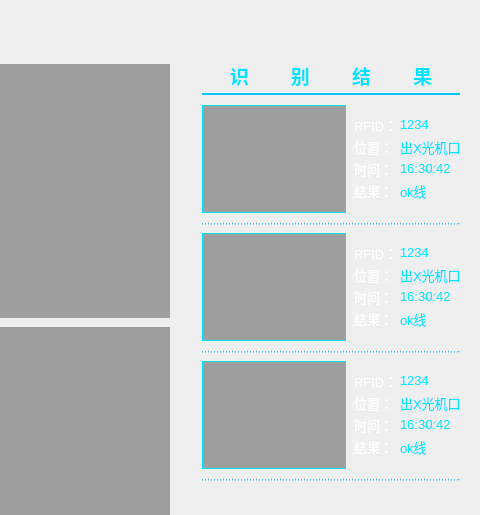
Qt form ReviewBoxClient/mainwindow.ui (17719543022/ReviewBoxClient) before a commit; both pictures show x 320 to 800 and y 0 to 515 of the 800 by 600 pixel window.
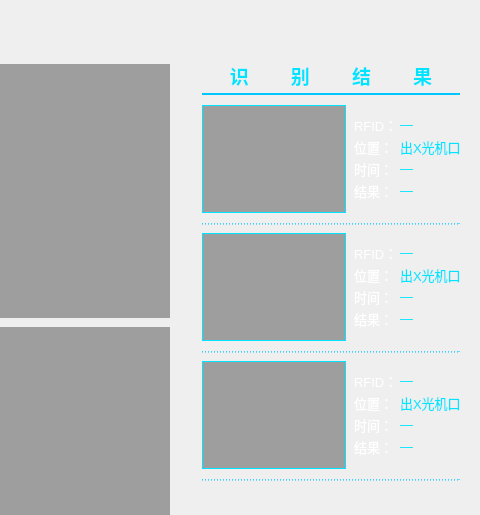
The same form after that commit. Icons and pictures are not drawn. Custom widgets are drawn as their Qt base class.

Patch:
```diff
--- a/ReviewBoxClient/mainwindow.ui
+++ b/ReviewBoxClient/mainwindow.ui
@@ -210,7 +210,7 @@
        <string notr="true">color: rgb(0, 228, 255);</string>
       </property>
       <property name="text">
-       <string>1234</string>
+       <string>—</string>
       </property>
      </widget>
      <widget class="QLabel" name="posTitleLabel_1">
@@ -294,7 +294,7 @@
        <string notr="true">color: rgb(0, 228, 255);</string>
       </property>
       <property name="text">
-       <string>16:30:42</string>
+       <string>—</string>
       </property>
      </widget>
      <widget class="QLabel" name="resultTitlelabel_1">
@@ -336,7 +336,7 @@
        <string notr="true">color: rgb(0, 228, 255);</string>
       </property>
       <property name="text">
-       <string>ok线</string>
+       <string>—</string>
       </property>
      </widget>
     </widget>
@@ -412,7 +412,7 @@
        <string notr="true">color: rgb(0, 228, 255);</string>
       </property>
       <property name="text">
-       <string>1234</string>
+       <string>—</string>
       </property>
      </widget>
      <widget class="QLabel" name="posTitleLabel_2">
@@ -496,7 +496,7 @@
        <string notr="true">color: rgb(0, 228, 255);</string>
       </property>
       <property name="text">
-       <string>16:30:42</string>
+       <string>—</string>
       </property>
      </widget>
      <widget class="QLabel" name="resultTitlelabel_2">
@@ -538,7 +538,7 @@
        <string notr="true">color: rgb(0, 228, 255);</string>
       </property>
       <property name="text">
-       <string>ok线</string>
+       <string>—</string>
       </property>
      </widget>
     </widget>
@@ -614,7 +614,7 @@
        <string notr="true">color: rgb(0, 228, 255);</string>
       </property>
       <property name="text">
-       <string>1234</string>
+       <string>—</string>
       </property>
      </widget>
      <widget class="QLabel" name="posTitleLabel_3">
@@ -698,7 +698,7 @@
        <string notr="true">color: rgb(0, 228, 255);</string>
       </property>
       <property name="text">
-       <string>16:30:42</string>
+       <string>—</string>
       </property>
      </widget>
      <widget class="QLabel" name="resultTitlelabel_3">
@@ -740,7 +740,7 @@
        <string notr="true">color: rgb(0, 228, 255);</string>
       </property>
       <property name="text">
-       <string>ok线</string>
+       <string>—</string>
       </property>
      </widget>
     </widget>
```
